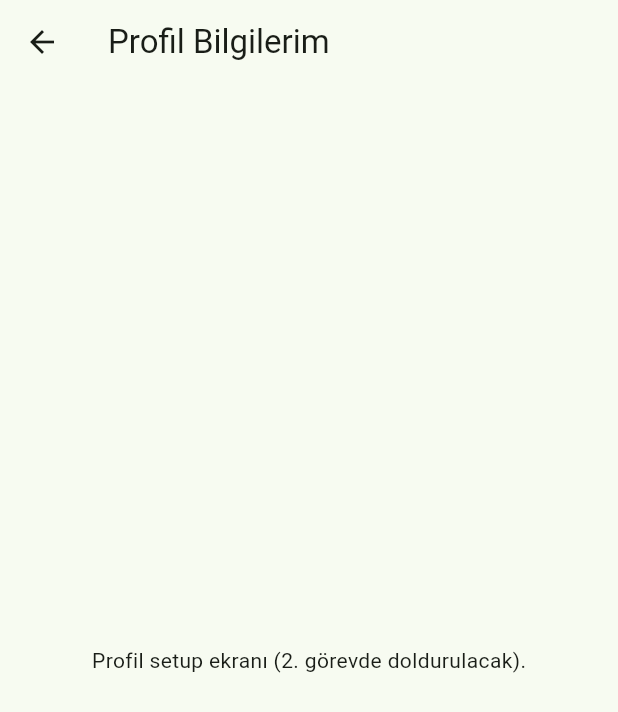
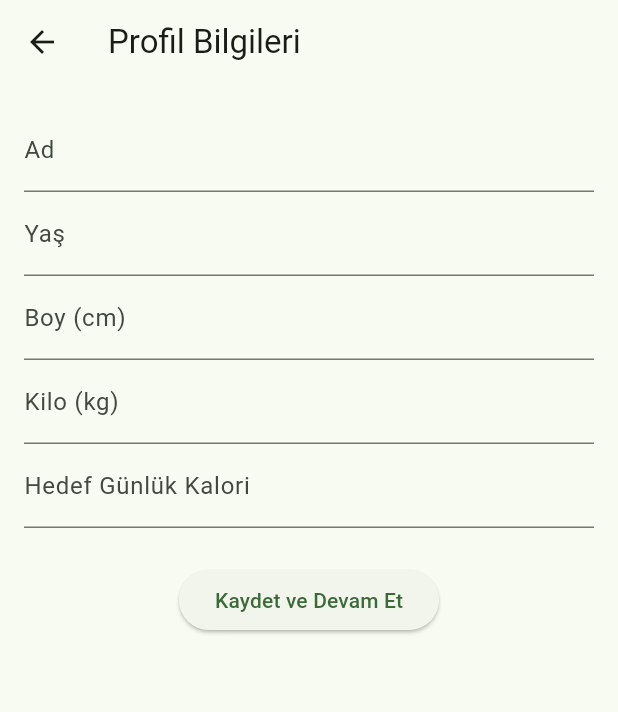
Before and after one commit to albayraksila/calorie_tracker_app, a Flutter app: the ProfileSetupScreen screen opened directly, on a phone screen of 412 x 824 dp. Shown: the top 712 px of the screen. Run offline on Flutter 3.47's test engine with Material 3 defaults, Android fonts, the light colour scheme and no system bars; our stand-ins replace cloud_firestore, firebase_auth, firebase_core, google_sign_in; accounts and stored records are empty.

Commit message:
feat(profile): add profile core/models/services and update main, home, setup screens

```diff
--- /dev/null
+++ b/lib/models/user_profile.dart
@@ -0,0 +1,39 @@
+class UserProfile {
+  final String name;
+  final int age;
+  final int heightCm;
+  final double weightKg;
+  final int targetDailyCalories;
+  final bool isProfileCompleted;
+
+  UserProfile({
+    required this.name,
+    required this.age,
+    required this.heightCm,
+    required this.weightKg,
+    required this.targetDailyCalories,
+    required this.isProfileCompleted,
+  });
+
+  factory UserProfile.fromMap(Map<String, dynamic> data) {
+    return UserProfile(
+      name: data['name'] ?? '',
+      age: data['age'] ?? 0,
+      heightCm: data['height_cm'] ?? 0,
+      weightKg: (data['weight_kg'] ?? 0).toDouble(),
+      targetDailyCalories: data['target_daily_calories'] ?? 0,
+      isProfileCompleted: data['is_profile_completed'] ?? false,
+    );
+  }
+
+  Map<String, dynamic> toMap() {
+    return {
+      'name': name,
+      'age': age,
+      'height_cm': heightCm,
+      'weight_kg': weightKg,
+      'target_daily_calories': targetDailyCalories,
+      'is_profile_completed': isProfileCompleted,
+    };
+  }
+}
--- a/lib/screens/home_screen.dart
+++ b/lib/screens/home_screen.dart
@@ -4,7 +4,7 @@ import 'package:firebase_auth/firebase_auth.dart';
 
 import '../services/auth_service.dart';
 import 'login_screen.dart';
-import 'profile_setup_screen.dart';
+import 'profile_details_screen.dart'; // ✅ yeni ekranı kullanacağız
 
 class HomeScreen extends StatelessWidget {
   const HomeScreen({super.key});
@@ -23,7 +23,7 @@ class HomeScreen extends StatelessWidget {
             onPressed: () {
               Navigator.of(context).push(
                 MaterialPageRoute(
-                  builder: (_) => const ProfileSetupScreen(),
+                  builder: (_) => const ProfileDetailsScreen(), // ✅ Profil Bilgilerim
                 ),
               );
             },
--- a/lib/screens/profile_setup_screen.dart
+++ b/lib/screens/profile_setup_screen.dart
@@ -1,15 +1,85 @@
-// lib/screens/profile_setup_screen.dart
 import 'package:flutter/material.dart';
 
-class ProfileSetupScreen extends StatelessWidget {
+import '../models/user_profile.dart';
+import '../services/profile_service.dart';
+import 'home_screen.dart';
+
+class ProfileSetupScreen extends StatefulWidget {
   const ProfileSetupScreen({super.key});
+
+  @override
+  State<ProfileSetupScreen> createState() => _ProfileSetupScreenState();
+}
+
+class _ProfileSetupScreenState extends State<ProfileSetupScreen> {
+  final nameCtrl = TextEditingController();
+  final ageCtrl = TextEditingController();
+  final heightCtrl = TextEditingController();
+  final weightCtrl = TextEditingController();
+  final calorieCtrl = TextEditingController();
+
+  bool _saving = false;
 
   @override
   Widget build(BuildContext context) {
     return Scaffold(
-      appBar: AppBar(title: const Text('Profil Bilgilerim')),
-      body: const Center(
-        child: Text('Profil setup ekranı (2. görevde doldurulacak).'),
+      appBar: AppBar(title: const Text("Profil Bilgileri")),
+      body: Padding(
+        padding: const EdgeInsets.all(16),
+        child: Column(
+          children: [
+            TextField(
+              controller: nameCtrl,
+              decoration: const InputDecoration(labelText: "Ad"),
+            ),
+            TextField(
+              controller: ageCtrl,
+              decoration: const InputDecoration(labelText: "Yaş"),
+              keyboardType: TextInputType.number,
+            ),
+            TextField(
+              controller: heightCtrl,
+              decoration: const InputDecoration(labelText: "Boy (cm)"),
+              keyboardType: TextInputType.number,
+            ),
+            TextField(
+              controller: weightCtrl,
+              decoration: const InputDecoration(labelText: "Kilo (kg)"),
+              keyboardType: TextInputType.number,
+            ),
+            TextField(
+              controller: calorieCtrl,
+              decoration: const InputDecoration(labelText: "Hedef Günlük Kalori"),
+              keyboardType: TextInputType.number,
+            ),
+            const SizedBox(height: 24),
+            _saving
+                ? const CircularProgressIndicator()
+                : ElevatedButton(
+                    onPressed: () async {
+                      setState(() => _saving = true);
+
+                      final profile = UserProfile(
+                        name: nameCtrl.text.trim(),
+                        age: int.tryParse(ageCtrl.text) ?? 0,
+                        heightCm: int.tryParse(heightCtrl.text) ?? 0,
+                        weightKg: double.tryParse(weightCtrl.text) ?? 0,
+                        targetDailyCalories: int.tryParse(calorieCtrl.text) ?? 0,
+                        isProfileCompleted: true,
+                      );
+
+                      await ProfileService().saveProfile(profile);
+
+                      if (!mounted) return;
+                      Navigator.pushReplacement(
+                        context,
+                        MaterialPageRoute(builder: (_) => const HomeScreen()),
+                      );
+                    },
+                    child: const Text("Kaydet ve Devam Et"),
+                  ),
+          ],
+        ),
       ),
     );
   }
--- a/pubspec.yaml
+++ b/pubspec.yaml
@@ -14,7 +14,7 @@ dependencies:
   # Firebase (güncel sürümler)
   firebase_core: ^3.6.0
   firebase_auth: ^5.2.0
-  cloud_firestore: ^5.3.0
+  cloud_firestore: ^5.0.0
 
   # Google ile giriş
   google_sign_in: ^6.2.1
```
Also changed, not shown: lib/core/navigation/initial_router.dart (added, +45 -0 lines), lib/main.dart (+33 -1 lines), lib/screens/profile_details_screen.dart (added, +66 -0 lines), lib/services/profile_service.dart (added, +30 -0 lines).
